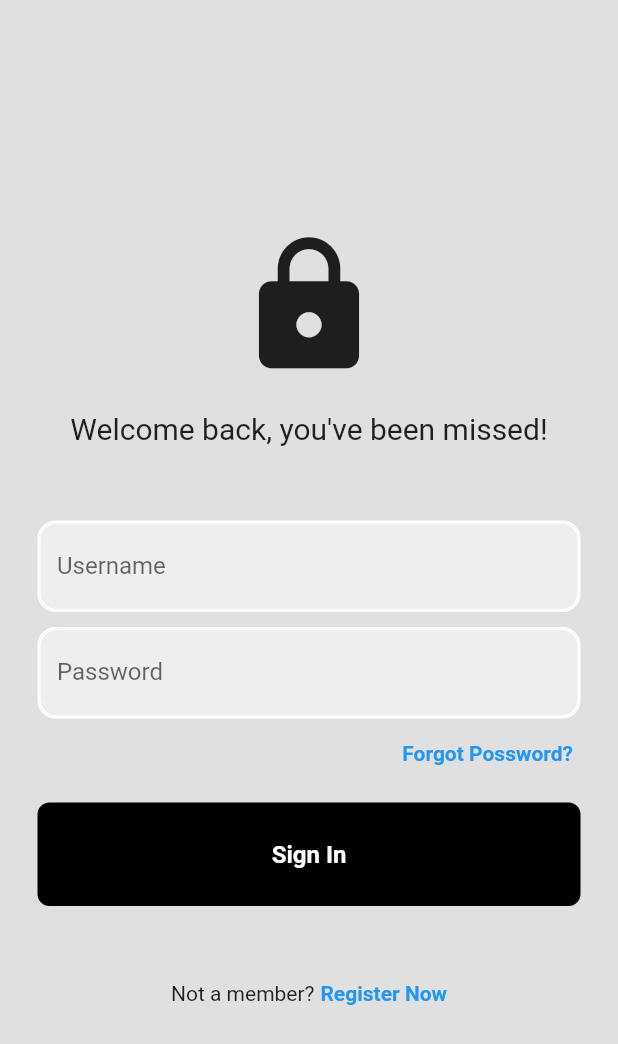
After one commit to rolanveroncruz/rewardsplus_ecomm, a Flutter app: the LoginSignUp screen opened directly, on a phone screen of 412 x 824 dp. The commit adds this screen. Shown: the top 1044 px of the screen. Run offline on Flutter 3.47's test engine with Material 2 defaults, Android fonts, the phone set to English and light mode, and no system bars; our stand-ins replace bloc, dots_indicator, equatable, flutter_bloc, get; accounts and stored records are empty; network calls fail.

Commit message:
folder organization, creation of profile bloc, some code to User and UserRepository and adding shared_preferences

```diff
--- a/lib/data/item_data_repository.dart
+++ b/lib/data/item_data_repository.dart
@@ -1,6 +1,6 @@
 import 'dart:convert';
 import 'package:http/http.dart';
-import 'package:rewardsplus_ecomm/data/item_model.dart';
+import 'package:rewardsplus_ecomm/data/models/item_model.dart';
 
 import 'data_repository.dart';
 
--- /dev/null
+++ b/lib/data/models/user_model.dart
@@ -0,0 +1,11 @@
+class User{
+  int? id;
+  final String uuid;
+  String? email_or_phone;
+  String? name;
+
+  User({required this.uuid});
+  factory User.fromJson(Map<String, dynamic>json){
+    return User(uuid: json['uuid']);
+  }
+}
--- a/lib/data/user_data_repository.dart
+++ b/lib/data/user_data_repository.dart
@@ -1,8 +1,19 @@
+import 'package:rewardsplus_ecomm/data/models/user_model.dart';
+// import 'package:shared_preferences/shared_preferences.dart';
+
 
 
 class UserDataRepository{
+  User? user;
   static final _instance = UserDataRepository();
   static getInstance() {
     return _instance;
   }
+
+  UserDataRepository() {
+
+  }
+  User? getUser() {
+    return user;
+  }
 }
--- a/lib/main.dart
+++ b/lib/main.dart
@@ -1,7 +1,8 @@
 import 'package:flutter/material.dart';
+import 'package:get/get.dart';
 import 'package:rewardsplus_ecomm/pages/home/ui/main_page_widget.dart';
-import 'package:get/get.dart';
 import 'dart:io';
+
 
 class MyHttpOverrides extends HttpOverrides{
   @override
--- a/lib/pages/home/bloc/main_bloc.dart
+++ b/lib/pages/home/bloc/main_bloc.dart
@@ -3,7 +3,7 @@ import 'dart:async';
 import 'package:equatable/equatable.dart';
 import 'package:flutter/material.dart';
 import 'package:flutter_bloc/flutter_bloc.dart';
-import 'package:rewardsplus_ecomm/data/item_model.dart';
+import 'package:rewardsplus_ecomm/data/models/item_model.dart';
 import 'package:rewardsplus_ecomm/data/data_repository.dart';
 
 part 'main_event.dart';
--- a/lib/pages/home/ui/main_page_body.dart
+++ b/lib/pages/home/ui/main_page_body.dart
@@ -4,7 +4,7 @@ import 'package:dots_indicator/dots_indicator.dart';
 import 'package:flutter/material.dart';
 import 'package:flutter_bloc/flutter_bloc.dart';
 import 'package:intl/intl.dart';
-import 'package:rewardsplus_ecomm/data/item_model.dart';
+import 'package:rewardsplus_ecomm/data/models/item_model.dart';
 import 'package:rewardsplus_ecomm/pages/home/bloc/main_bloc.dart';
 import 'package:rewardsplus_ecomm/utils/dimensions.dart';
 import 'package:rewardsplus_ecomm/widgets/text_widgets.dart';
--- a/lib/pages/home/ui/main_page_initialized.dart
+++ b/lib/pages/home/ui/main_page_initialized.dart
@@ -1,5 +1,5 @@
 import 'package:flutter/material.dart';
-import 'package:rewardsplus_ecomm/data/item_model.dart';
+import 'package:rewardsplus_ecomm/data/models/item_model.dart';
 import 'package:rewardsplus_ecomm/pages/home/ui/main_page_body.dart';
 import 'package:rewardsplus_ecomm/utils/colors.dart';
 import 'package:rewardsplus_ecomm/utils/dimensions.dart';
@@ -60,7 +60,14 @@ class MainPageInitialized extends StatelessWidget {
               ),
               // show body (carousel)
               Expanded(child: SingleChildScrollView(child: PageBody(items: items,)))
-            ])));
+            ])),
+        bottomNavigationBar: BottomNavigationBar(
+          items: const <BottomNavigationBarItem>[
+            BottomNavigationBarItem(icon: Icon(Icons.home), label: 'Home'),
+            BottomNavigationBarItem(icon: Icon(Icons.person), label: 'Profile'),
+
+          ],
+        ),);
 
   }
 }
--- /dev/null
+++ b/lib/pages/identity/ui/LoginSignup.dart
@@ -0,0 +1,96 @@
+
+import 'package:flutter/material.dart';
+import 'package:rewardsplus_ecomm/widgets/my_button.dart';
+import 'package:rewardsplus_ecomm/widgets/my_textfield.dart';
+
+class LoginSignUp extends StatefulWidget {
+  const LoginSignUp({super.key});
+
+  @override
+  State<LoginSignUp> createState() => _LoginSignUpState();
+}
+
+class _LoginSignUpState extends State<LoginSignUp> {
+  final usernameController = TextEditingController();
+  final passwordController = TextEditingController();
+
+  @override
+  Widget build(BuildContext context) {
+    return Scaffold(
+        backgroundColor: Colors.grey[300],
+        body: SafeArea(
+          child: Center(
+            child: SingleChildScrollView(
+              child: Column(
+                mainAxisAlignment: MainAxisAlignment.center,
+                children: [
+                  const Icon(Icons.lock, size: 100),
+                  const SizedBox(
+                    height: 20,
+                  ),
+                  // Hello again!
+                  // Text(
+                  //   'Hello Again!',
+                  //   style: GoogleFonts.bebasNeue(fontSize: 52),
+                  // ),
+                  const Text("Welcome back, you've been missed!",
+                      style: TextStyle(
+                        fontSize: 20,
+                      )),
+                  const SizedBox(
+                    height: 50,
+                  ),
+                  // email textfield
+
+                  MyTextField(
+                    controller: usernameController,
+                    hintText: 'Username',
+                    obscureText: false,
+                  ),
+                  const SizedBox(height: 10),
+
+                  // password textfield
+                  MyTextField(
+                    controller: passwordController,
+                    hintText: 'Password',
+                    obscureText: true,
+                  ),
+                  const SizedBox(height: 15),
+                  const Padding(
+                    padding: EdgeInsets.symmetric(horizontal: 30.0),
+                    child: Row(
+                      mainAxisAlignment: MainAxisAlignment.end,
+                      children: [
+                        Text(
+                          "Forgot Possword?",
+                          style: TextStyle(
+                              color: Colors.blue, fontWeight: FontWeight.bold),
+                        )
+                      ],
+                    ),
+                  ),
+                  const SizedBox(height: 25),
+
+                  // not a member? register now
+                  MyButton(text: "Sign In", onTap: signUserIn),
+                  const SizedBox(height: 50),
+
+                  // not a member? register now
+                  const Row(mainAxisAlignment: MainAxisAlignment.center, children: [
+                    Text("Not a member?"),
+                    SizedBox(width: 4),
+                    Text("Register Now",
+                        style: TextStyle(
+                            color: Colors.blue, fontWeight: FontWeight.bold))
+                  ]),
+                ],
+              ),
+            ),
+          ),
+        ));
+  }
+
+  void signUserIn(){
+
+  }
+}
--- a/lib/pages/item_detail/item_view.dart
+++ b/lib/pages/item_detail/item_view.dart
@@ -1,7 +1,7 @@
 import 'package:flutter/material.dart';
 import 'package:flutter_bloc/flutter_bloc.dart';
 import 'package:intl/intl.dart';
-import 'package:rewardsplus_ecomm/data/item_model.dart';
+import 'package:rewardsplus_ecomm/data/models/item_model.dart';
 import 'package:rewardsplus_ecomm/pages/home/bloc/main_bloc.dart';
 import 'package:rewardsplus_ecomm/utils/dimensions.dart';
 import 'package:rewardsplus_ecomm/widgets/app_icon.dart';
--- a/lib/widgets/app_column.dart
+++ b/lib/widgets/app_column.dart
@@ -1,7 +1,7 @@
 import 'package:flutter/material.dart';
 import 'package:flutter_bloc/flutter_bloc.dart';
 import 'package:intl/intl.dart';
-import 'package:rewardsplus_ecomm/data/item_model.dart';
+import 'package:rewardsplus_ecomm/data/models/item_model.dart';
 import 'package:rewardsplus_ecomm/pages/home/bloc/main_bloc.dart';
 import 'package:rewardsplus_ecomm/widgets/text_widgets.dart';
 
--- /dev/null
+++ b/lib/widgets/my_button.dart
@@ -0,0 +1,36 @@
+import 'package:flutter/material.dart';
+
+class MyButton extends StatelessWidget {
+  final String text;
+  final Color color;
+  final Function()? onTap;
+  // ignore: prefer_const_constructors_in_immutables
+  MyButton(
+      {super.key,
+      required this.text,
+      required this.onTap,
+      this.color = Colors.black});
+
+  @override
+  Widget build(BuildContext context) {
+    return GestureDetector(
+      onTap: onTap,
+      child: Container(
+        padding: const EdgeInsets.all(25),
+        margin: const EdgeInsets.symmetric(horizontal: 25),
+        decoration: BoxDecoration(
+          color: color,
+          borderRadius: BorderRadius.circular(8),
+        ),
+        child: Center(
+            child: Text(text,
+                // ignore: prefer_const_constructors
+                style: TextStyle(
+                  color: Colors.white,
+                  fontWeight: FontWeight.bold,
+                  fontSize: 16,
+                ))),
+      ),
+    );
+  }
+}
--- /dev/null
+++ b/lib/widgets/my_textfield.dart
@@ -0,0 +1,65 @@
+import 'package:flutter/material.dart';
+
+class MyTextField extends StatefulWidget {
+  // ignore: prefer_typing_uninitialized_variables
+  final controller;
+  final String hintText;
+  final int maxLines;
+  final bool obscureText;
+
+  const MyTextField(
+      {super.key,
+      required this.controller,
+      required this.hintText,
+      required this.obscureText,
+      this.maxLines = 1});
+
+  @override
+  State<MyTextField> createState() => _MyTextFieldState();
+}
+
+class _MyTextFieldState extends State<MyTextField> {
+  bool isSuffixIconVisible = false;
+
+  @override
+  Widget build(BuildContext context) {
+    return Padding(
+      padding: const EdgeInsets.symmetric(horizontal: 25.0),
+      child: Container(
+        decoration: BoxDecoration(
+            color: Colors.grey[200],
+            border: Border.all(color: Colors.white),
+            borderRadius: BorderRadius.circular(12)),
+        child: TextField(
+          onChanged: (value) {
+            setState(() => value.isNotEmpty
+                ? isSuffixIconVisible = true
+                : isSuffixIconVisible = false);
+          },
+          controller: widget.controller,
+          obscureText: widget.obscureText,
+          decoration: InputDecoration(
+            suffixIcon: isSuffixIconVisible
+                ? IconButton(
+                    onPressed: widget.controller.clear,
+                    icon: const Icon(Icons.clear),
+                  )
+                : null,
+            enabledBorder: OutlineInputBorder(
+                borderSide: const BorderSide(color: Colors.white),
+                borderRadius: BorderRadius.circular(12)),
+            focusedBorder: OutlineInputBorder(
+                borderSide: BorderSide(color: Colors.grey.shade600),
+                borderRadius: BorderRadius.circular(12)),
+            hintText: widget.hintText,
+            labelText: widget.hintText,
+            hintStyle: TextStyle(color: Colors.grey.shade500),
+            fillColor: Colors.grey.shade200,
+            filled: true,
+          ),
+          maxLines: widget.maxLines,
+        ),
+      ),
+    );
+  }
+}
--- /dev/null
+++ b/lib/widgets/square_tile.dart
@@ -0,0 +1,22 @@
+import 'package:flutter/material.dart';
+
+class SquareTile extends StatelessWidget {
+  final String imagePath;
+  const SquareTile({super.key, required this.imagePath});
+
+  @override
+  Widget build(BuildContext context) {
+    return Container(
+      padding: const EdgeInsets.all(20),
+      decoration: BoxDecoration(
+        border: Border.all(color: Colors.white),
+        borderRadius: BorderRadius.circular(16),
+        color: Colors.grey.shade200,
+      ),
+      child: Image.asset(
+        imagePath,
+        height: 40,
+      ),
+    );
+  }
+}
--- a/pubspec.yaml
+++ b/pubspec.yaml
@@ -41,6 +41,7 @@ dependencies:
   http: ^1.1.0
   equatable: ^2.0.5
   intl: ^0.18.1
+  shared_preferences: ^2.2.0
 
 dev_dependencies:
   flutter_test:
```
Also changed, not shown: lib/data/models/item_model.dart (renamed from lib/data/item_model.dart), 1 other file.
